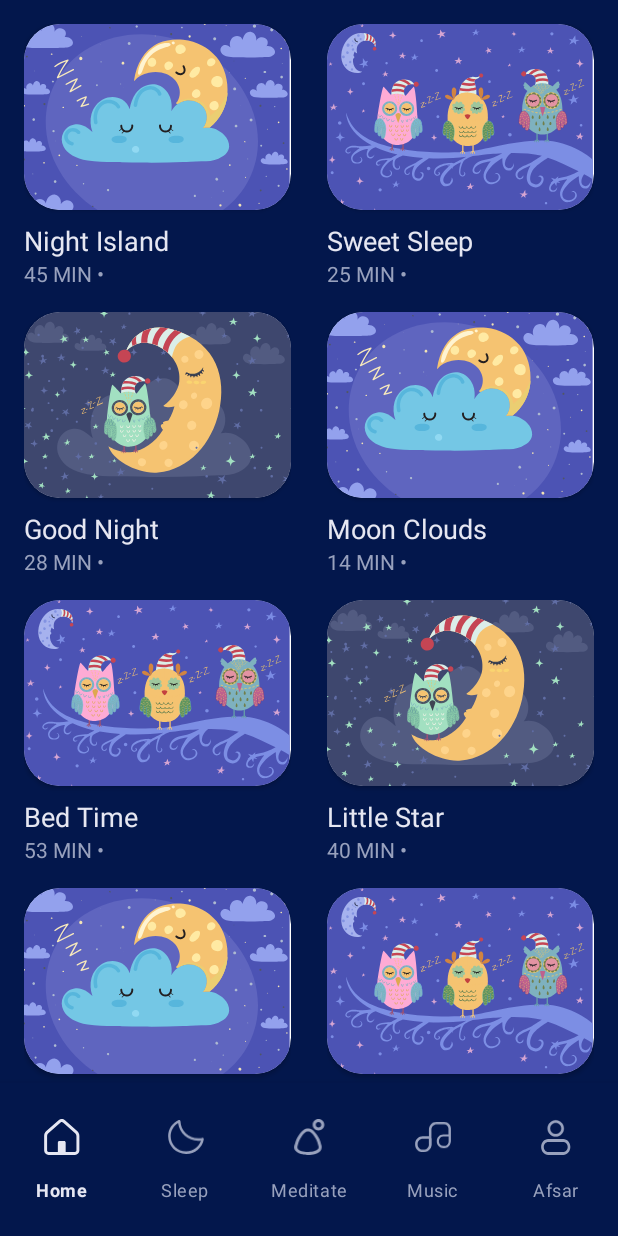
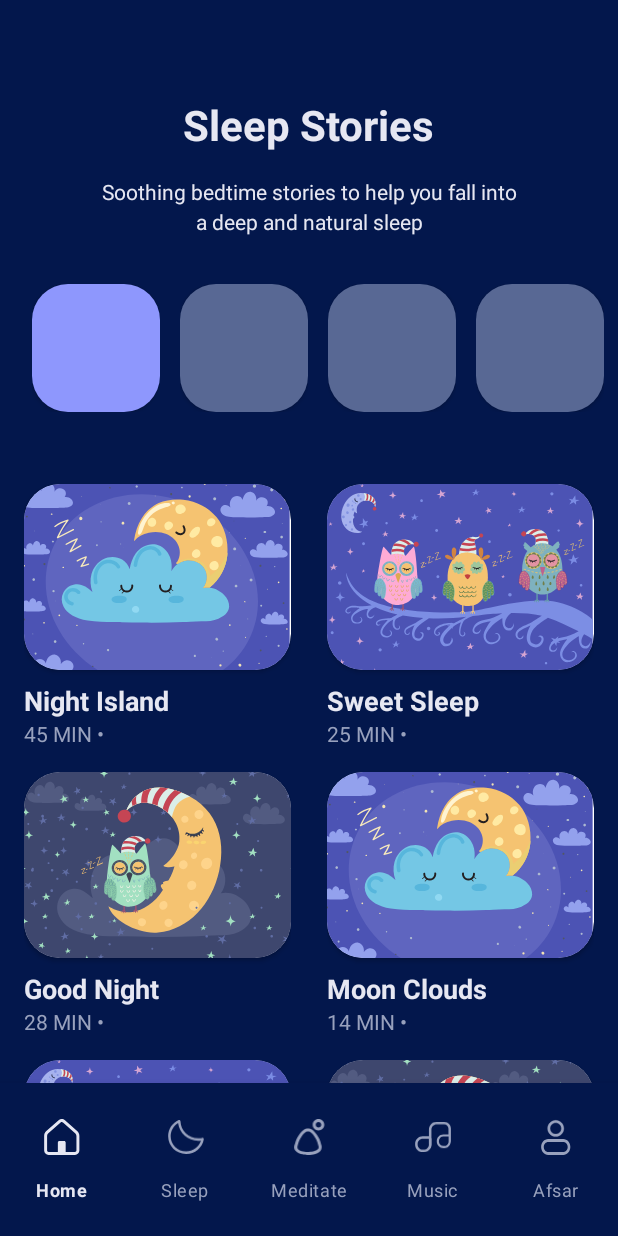
Before and after one commit to DmitryAvanesov/sleep, an Android app: the screen it shows after launch (ListActivity), on a phone screen of 412 x 824 dp. Run offline under Robolectric (Android 15) with nearby library versions, the phone set to English and light mode, and no system bars.

Commit message:
Added a header fragment w/ some text and a scroll view of categories

```diff
--- /dev/null
+++ b/app/src/main/java/com/example/sleep/core/Category.kt
@@ -0,0 +1,3 @@
+package com.example.sleep.core
+
+data class Category(val id: Int, val name: String)
--- /dev/null
+++ b/app/src/main/java/com/example/sleep/core/CategoryViewModel.kt
@@ -0,0 +1,16 @@
+package com.example.sleep.core
+
+import androidx.lifecycle.MutableLiveData
+import androidx.lifecycle.ViewModel
+
+class CategoryViewModel: ViewModel() {
+    private val model = listOf(
+        Category(id = 0, name = "All"),
+        Category(id = 1, name = "My"),
+        Category(id = 2, name = "Anxious"),
+        Category(id = 3, name = "Sleep"),
+        Category(id = 4, name = "Kids"),
+    )
+
+    val categoryLiveData = MutableLiveData(model)
+}
--- /dev/null
+++ b/app/src/main/java/com/example/sleep/list/HeaderFragment.kt
@@ -0,0 +1,60 @@
+package com.example.sleep.list
+
+import android.os.Bundle
+import android.view.LayoutInflater
+import android.view.View
+import android.view.ViewGroup
+import android.widget.Button
+import android.widget.HorizontalScrollView
+import android.widget.LinearLayout
+import androidx.core.content.ContextCompat
+import androidx.fragment.app.Fragment
+import androidx.fragment.app.activityViewModels
+import com.example.sleep.R
+import com.example.sleep.core.CategoryViewModel
+
+class HeaderFragment : Fragment() {
+    private val categoryViewModel: CategoryViewModel by activityViewModels()
+    private lateinit var categoriesView: HorizontalScrollView
+
+    override fun onCreateView(
+        inflater: LayoutInflater,
+        container: ViewGroup?,
+        savedInstanceState: Bundle?
+    ): View? {
+        observeCategories()
+        return inflater.inflate(R.layout.fragment_header, container, false)
+    }
+
+    override fun onViewCreated(view: View, savedInstanceState: Bundle?) {
+        categoriesView = view.findViewById(R.id.categories_scroll_view)
+    }
+
+    private fun observeCategories() {
+        categoryViewModel.categoryLiveData.observe(
+            viewLifecycleOwner,
+            { categories ->
+                val categoriesLinearLayout = LinearLayout(requireContext())
+                categoriesView.addView(categoriesLinearLayout)
+
+                for ((index, category) in categories.withIndex()) {
+                    val categoryLinearLayout = LinearLayout(requireContext())
+                    categoryLinearLayout.orientation = LinearLayout.VERTICAL
+                    val categoryLinearLayoutParams = LinearLayout.LayoutParams(
+                        LinearLayout.LayoutParams.WRAP_CONTENT,
+                        LinearLayout.LayoutParams.WRAP_CONTENT,
+                    ) as ViewGroup.MarginLayoutParams
+                    categoryLinearLayoutParams.leftMargin = if (index == 0) 32 else 10
+                    categoryLinearLayoutParams.rightMargin =
+                        if (index == categories.size - 1) 32 else 10
+                    categoryLinearLayout.layoutParams = categoryLinearLayoutParams
+                    categoriesLinearLayout.addView(categoryLinearLayout)
+
+                    val button = Button(requireContext())
+                    button.layoutParams = LinearLayout.LayoutParams(128, 128)
+                    button.setBackgroundResource(if (index == 0) R.drawable.category_button_active else R.drawable.category_button)
+                    categoryLinearLayout.addView(button)
+                }
+            })
+    }
+}
--- a/app/src/main/java/com/example/sleep/list/ListActivity.kt
+++ b/app/src/main/java/com/example/sleep/list/ListActivity.kt
@@ -1,32 +1,15 @@
 package com.example.sleep.list
 
-import android.app.Activity
 import android.os.Bundle
-import android.view.MenuItem
-import android.view.Window
-import android.view.WindowManager
 import androidx.appcompat.app.AppCompatActivity
-import androidx.appcompat.content.res.AppCompatResources
-import androidx.core.app.ActivityCompat.invalidateOptionsMenu
 import androidx.fragment.app.add
 import androidx.fragment.app.commit
 import com.example.sleep.R
-import android.view.Menu
 import com.google.android.material.bottomnavigation.BottomNavigationView
-import com.google.android.material.navigation.NavigationView
-
 
 class ListActivity : AppCompatActivity(R.layout.activity_list) {
     override fun onCreate(savedInstanceState: Bundle?) {
         super.onCreate(savedInstanceState)
-
-        if (savedInstanceState == null) {
-            supportFragmentManager.commit {
-                setReorderingAllowed(true)
-                add<ListFragment>(R.id.list_container)
-            }
-        }
-
         setOnItemSelectedListener()
     }
 
--- a/app/src/main/java/com/example/sleep/list/ListFragment.kt
+++ b/app/src/main/java/com/example/sleep/list/ListFragment.kt
@@ -1,5 +1,6 @@
 package com.example.sleep.list
 
+import android.graphics.Typeface
 import android.os.Bundle
 import android.view.LayoutInflater
 import android.view.View
@@ -10,9 +11,10 @@ import androidx.core.content.ContextCompat
 import androidx.fragment.app.Fragment
 import androidx.fragment.app.activityViewModels
 import com.example.sleep.R
+import com.example.sleep.core.CategoryViewModel
 import com.example.sleep.core.TrackViewModel
 
-class ListFragment : Fragment(R.layout.fragment_list) {
+class ListFragment : Fragment() {
     private val trackViewModel: TrackViewModel by activityViewModels()
     private lateinit var tableLayout: TableLayout
 
@@ -83,12 +85,23 @@ class ListFragment : Fragment(R.layout.fragment_list) {
                     val nameTextView = TextView(requireContext())
                     nameTextView.text = track.name
                     nameTextView.textSize = 18f
-                    nameTextView.setTextColor(ContextCompat.getColor(requireContext(), R.color.light_pink))
+                    nameTextView.typeface = Typeface.DEFAULT_BOLD
+                    nameTextView.setTextColor(
+                        ContextCompat.getColor(
+                            requireContext(),
+                            R.color.light_pink
+                        )
+                    )
                     itemLinearLayout.addView(nameTextView)
 
                     val infoTextView = TextView(requireContext())
                     infoTextView.text = getString(R.string.list_info, track.minutes)
-                    infoTextView.setTextColor(ContextCompat.getColor(requireContext(), R.color.pink))
+                    infoTextView.setTextColor(
+                        ContextCompat.getColor(
+                            requireContext(),
+                            R.color.pink
+                        )
+                    )
                     itemLinearLayout.addView(infoTextView)
 
                     if (leftCard) {
--- /dev/null
+++ b/app/src/main/res/drawable/category_button.xml
@@ -0,0 +1,10 @@
+<?xml version="1.0" encoding="utf-8"?>
+<shape xmlns:android="http://schemas.android.com/apk/res/android"
+    android:shape="rectangle">
+    <solid android:color="@color/pale_pink" />
+    <corners
+        android:bottomLeftRadius="24dp"
+        android:bottomRightRadius="24dp"
+        android:topLeftRadius="24dp"
+        android:topRightRadius="24dp" />
+</shape>
--- /dev/null
+++ b/app/src/main/res/drawable/category_button_active.xml
@@ -0,0 +1,9 @@
+<?xml version="1.0" encoding="utf-8"?>
+<shape xmlns:android="http://schemas.android.com/apk/res/android" android:shape="rectangle">
+    <solid android:color="@color/bright_pink"/>
+    <corners
+        android:bottomRightRadius="24dp"
+        android:bottomLeftRadius="24dp"
+        android:topLeftRadius="24dp"
+        android:topRightRadius="24dp"/>
+</shape>
--- a/app/src/main/res/layout/activity_list.xml
+++ b/app/src/main/res/layout/activity_list.xml
@@ -9,13 +9,33 @@
     tools:context=".list.ListActivity">
 
     <ScrollView
-        android:id="@+id/list_container"
+        android:id="@+id/scroll_view"
         android:layout_width="match_parent"
         android:layout_height="0dp"
         app:layout_constraintBottom_toTopOf="@+id/menu"
         app:layout_constraintEnd_toEndOf="parent"
         app:layout_constraintStart_toStartOf="parent"
-        app:layout_constraintTop_toTopOf="parent" />
+        app:layout_constraintTop_toTopOf="parent">
+
+        <LinearLayout
+            android:layout_width="match_parent"
+            android:layout_height="wrap_content"
+            android:orientation="vertical">
+
+            <androidx.fragment.app.FragmentContainerView
+                android:id="@+id/header_container"
+                android:name="com.example.sleep.list.HeaderFragment"
+                android:layout_width="match_parent"
+                android:layout_height="wrap_content" />
+
+            <androidx.fragment.app.FragmentContainerView
+                android:id="@+id/list_container"
+                android:name="com.example.sleep.list.ListFragment"
+                android:layout_width="match_parent"
+                android:layout_height="wrap_content" />
+
+        </LinearLayout>
+    </ScrollView>
 
     <com.google.android.material.bottomnavigation.BottomNavigationView
         android:id="@+id/menu"
@@ -30,6 +50,8 @@
         app:layout_constraintBottom_toBottomOf="parent"
         app:layout_constraintEnd_toEndOf="parent"
         app:layout_constraintStart_toStartOf="parent"
-        app:menu="@menu/menu" />
+        app:menu="@menu/menu" >
+
+    </com.google.android.material.bottomnavigation.BottomNavigationView>
 
 </androidx.constraintlayout.widget.ConstraintLayout>
--- /dev/null
+++ b/app/src/main/res/layout/fragment_header.xml
@@ -0,0 +1,47 @@
+<?xml version="1.0" encoding="utf-8"?>
+<androidx.constraintlayout.widget.ConstraintLayout xmlns:android="http://schemas.android.com/apk/res/android"
+    xmlns:app="http://schemas.android.com/apk/res-auto"
+    android:id="@+id/fragment_header"
+    android:layout_width="match_parent"
+    android:layout_height="match_parent"
+    android:layout_marginBottom="32dp"
+    android:background="@color/background">
+
+    <TextView
+        android:id="@+id/header_title"
+        android:layout_width="wrap_content"
+        android:layout_height="wrap_content"
+        android:layout_marginTop="64dp"
+        android:text="@string/header_title"
+        android:textColor="@color/light_pink"
+        android:textSize="28sp"
+        android:textStyle="bold"
+        app:layout_constraintEnd_toEndOf="parent"
+        app:layout_constraintStart_toStartOf="parent"
+        app:layout_constraintTop_toTopOf="parent" />
+
+    <TextView
+        android:id="@+id/header_info"
+        android:layout_width="0dp"
+        android:layout_height="wrap_content"
+        android:layout_marginStart="64dp"
+        android:layout_marginTop="16dp"
+        android:layout_marginEnd="64dp"
+        android:text="@string/header_info"
+        android:textAlignment="center"
+        android:textColor="@color/light_pink"
+        app:layout_constraintEnd_toEndOf="parent"
+        app:layout_constraintStart_toStartOf="parent"
+        app:layout_constraintTop_toBottomOf="@+id/header_title"
+        app:lineHeight="20dp" />
+
+    <HorizontalScrollView
+        android:id="@+id/categories_scroll_view"
+        android:layout_width="match_parent"
+        android:layout_height="wrap_content"
+        android:layout_marginTop="32dp"
+        app:layout_constraintEnd_toEndOf="parent"
+        app:layout_constraintStart_toStartOf="parent"
+        app:layout_constraintTop_toBottomOf="@+id/header_info" />
+
+</androidx.constraintlayout.widget.ConstraintLayout>
--- a/app/src/main/res/values/colors.xml
+++ b/app/src/main/res/values/colors.xml
@@ -4,4 +4,5 @@
     <color name="light_pink">#E6E7F2</color>
     <color name="pink">#98A1BD</color>
     <color name="bright_pink">#8E97FD</color>
+    <color name="pale_pink">#586894</color>
 </resources>
--- a/app/src/main/res/values/strings.xml
+++ b/app/src/main/res/values/strings.xml
@@ -6,4 +6,6 @@
     <string name="menu_meditate">Meditate</string>
     <string name="menu_music">Music</string>
     <string name="menu_afsar">Afsar</string>
+    <string name="header_title">Sleep Stories</string>
+    <string name="header_info">Soothing bedtime stories to help you fall into a deep and natural sleep</string>
 </resources>
```
